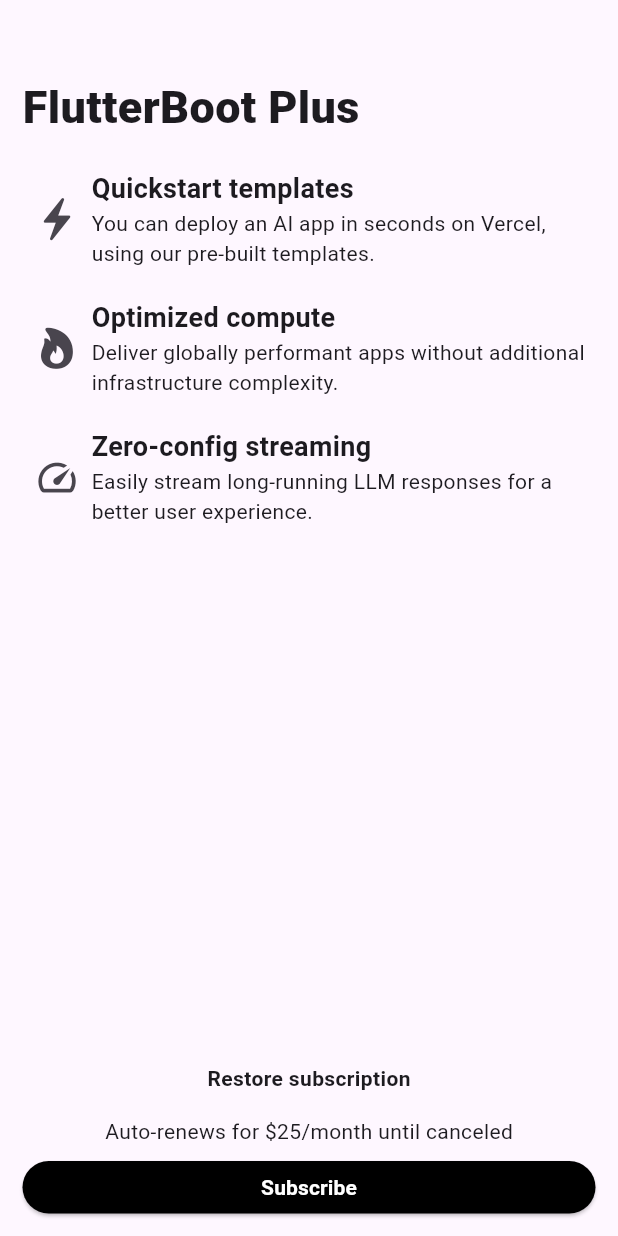
After one commit to AndrewDongminYoo/challenges, a Flutter app: the FlutterBootPlus screen opened directly, on a phone screen of 412 x 824 dp. The commit adds this screen. Run offline on Flutter 3.47's test engine with Material 3 defaults, Android fonts, the phone set to English and light mode, and no system bars; our stand-ins replace google_fonts.

Commit message:
chore: day 1

```diff
--- /dev/null
+++ b/lib/flutter_boot_plus.dart
@@ -0,0 +1,156 @@
+/// This example code can be run immediately
+/// via the dartpad at the following address.
+/// Author: AndrewDongminYoo<ydm2790@gmail.com>
+/// https://dartpad.dev/?id=7f52e59b9167457fa5ff80763cc20a5a
+
+// 🐦 Flutter imports:
+import 'package:flutter/cupertino.dart';
+import 'package:flutter/material.dart';
+
+// 📦 Package imports:
+import 'package:google_fonts/google_fonts.dart';
+
+void main() => runApp(const MyApp());
+
+class MyApp extends StatelessWidget {
+  const MyApp({super.key});
+
+  @override
+  Widget build(BuildContext context) {
+    return const MaterialApp(
+      debugShowCheckedModeBanner: false,
+      title: 'FlutterBoot Plus',
+      home: FlutterBootPlus(),
+    );
+  }
+}
+
+class FlutterBootPlus extends StatefulWidget {
+  const FlutterBootPlus({Key? key}) : super(key: key);
+
+  @override
+  State<FlutterBootPlus> createState() => _FlutterBootPlusState();
+}
+
+class _FlutterBootPlusState extends State<FlutterBootPlus> {
+  @override
+  Widget build(BuildContext context) {
+    return Scaffold(
+      body: Container(
+        padding: const EdgeInsets.all(15),
+        width: MediaQuery.sizeOf(context).width,
+        child: Column(
+          mainAxisSize: MainAxisSize.min,
+          children: [
+            const SizedBox(height: 35),
+            SizedBox(
+              width: MediaQuery.sizeOf(context).width,
+              child: Text(
+                'FlutterBoot Plus',
+                textAlign: TextAlign.start,
+                style: GoogleFonts.roboto(
+                  fontSize: 30,
+                  fontWeight: FontWeight.w900,
+                ),
+              ),
+            ),
+            const SizedBox(height: 10),
+            const Feature(
+              icon: CupertinoIcons.bolt_fill,
+              title: 'Quickstart templates',
+              content:
+                  'You can deploy an AI app in seconds on Vercel, using our pre-built templates.',
+            ),
+            const Feature(
+              icon: CupertinoIcons.flame_fill,
+              title: 'Optimized compute',
+              content:
+                  'Deliver globally performant apps without additional infrastructure complexity.',
+            ),
+            const Feature(
+              icon: Icons.speed,
+              title: 'Zero-config streaming',
+              content:
+                  'Easily stream long-running LLM responses for a better user experience.',
+            ),
+            const Spacer(),
+            const Text(
+              'Restore subscription',
+              style: TextStyle(fontWeight: FontWeight.w600),
+            ),
+            const SizedBox(height: 15),
+            const Text(r'Auto-renews for $25/month until canceled'),
+            const SizedBox(height: 10),
+            ElevatedButton(
+              style: ElevatedButton.styleFrom(
+                backgroundColor: Colors.black,
+                fixedSize: Size(MediaQuery.sizeOf(context).width, 35),
+                splashFactory: NoSplash.splashFactory,
+                visualDensity:
+                    const VisualDensity(horizontal: -4, vertical: -4),
+              ),
+              onPressed: () {},
+              child: const Text(
+                'Subscribe',
+                style: TextStyle(
+                  color: Colors.white,
+                  fontWeight: FontWeight.bold,
+                ),
+              ),
+            ),
+          ],
+        ),
+      ),
+    );
+  }
+}
+
+class Feature extends StatelessWidget {
+  const Feature({
+    super.key,
+    required this.icon,
+    required this.title,
+    required this.content,
+  });
+
+  final IconData icon;
+  final String title;
+  final String content;
+
+  @override
+  Widget build(BuildContext context) {
+    return Container(
+      margin: const EdgeInsets.symmetric(vertical: 10),
+      child: Row(
+        children: [
+          IconButton(
+            icon: Icon(icon),
+            iconSize: 30,
+            visualDensity: const VisualDensity(horizontal: -4, vertical: -4),
+            onPressed: () {},
+          ),
+          Expanded(
+            child: Column(
+              crossAxisAlignment: CrossAxisAlignment.start,
+              mainAxisSize: MainAxisSize.min,
+              children: [
+                Text(
+                  title,
+                  style: const TextStyle(
+                    fontSize: 18,
+                    fontWeight: FontWeight.bold,
+                  ),
+                ),
+                Text(
+                  content,
+                  maxLines: 2,
+                  overflow: TextOverflow.ellipsis,
+                ),
+              ],
+            ),
+          )
+        ],
+      ),
+    );
+  }
+}
```
Also changed, not shown: lib/main.dart (+5 -88 lines), lib/my_chat_gpt.dart (added, +171 -0 lines), lib/my_home_page.dart (added, +90 -0 lines).
